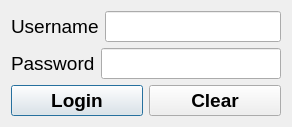
This is logindialog.ui in jerry871002/OOP-Final-Project as Qt 5 draws it before an edit. The edited form follows.
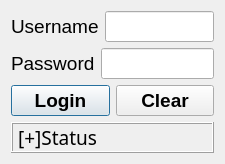
This is the edited form.

```diff
--- a/logindialog.ui
+++ b/logindialog.ui
@@ -2,6 +2,14 @@
 <ui version="4.0">
  <class>LoginDialog</class>
  <widget class="QDialog" name="LoginDialog">
+  <property name="geometry">
+   <rect>
+    <x>0</x>
+    <y>0</y>
+    <width>225</width>
+    <height>153</height>
+   </rect>
+  </property>
   <property name="windowTitle">
    <string>The Secret</string>
   </property>
@@ -103,6 +111,30 @@
      </item>
     </layout>
    </item>
+   <item>
+    <widget class="QLabel" name="label_status">
+     <property name="font">
+      <font>
+       <family>Apple Braille</family>
+       <pointsize>14</pointsize>
+       <weight>50</weight>
+       <italic>false</italic>
+       <bold>false</bold>
+       <underline>false</underline>
+       <strikeout>false</strikeout>
+      </font>
+     </property>
+     <property name="frameShape">
+      <enum>QFrame::Box</enum>
+     </property>
+     <property name="frameShadow">
+      <enum>QFrame::Raised</enum>
+     </property>
+     <property name="text">
+      <string>[+]Status</string>
+     </property>
+    </widget>
+   </item>
   </layout>
  </widget>
  <resources/>
```
